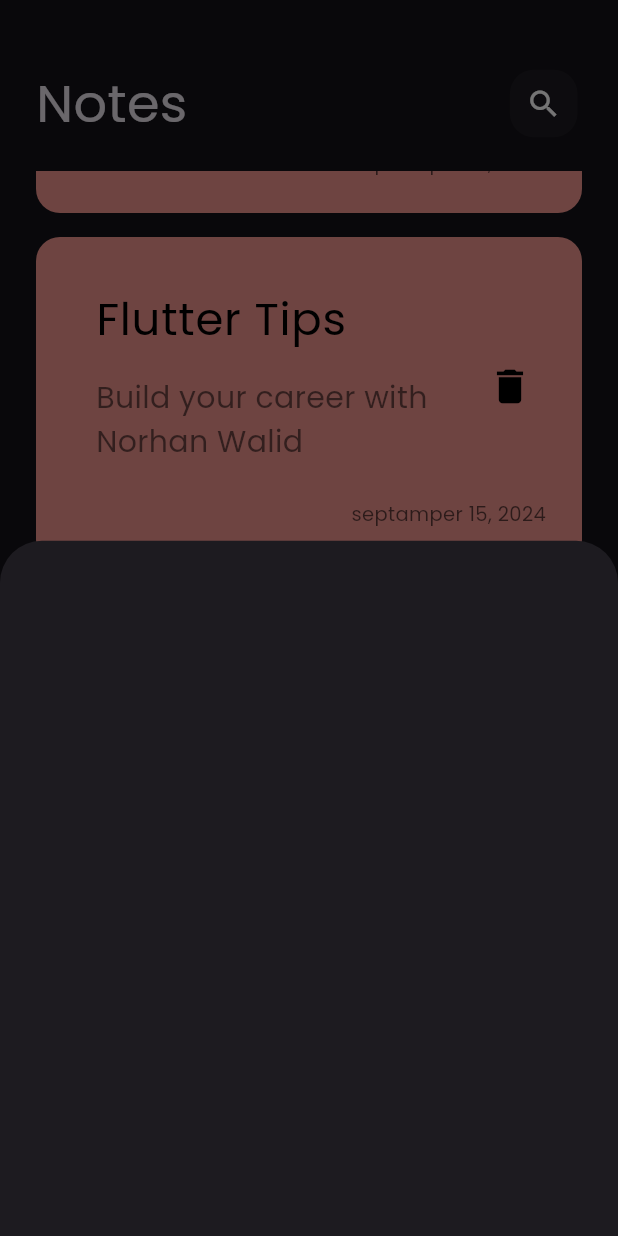
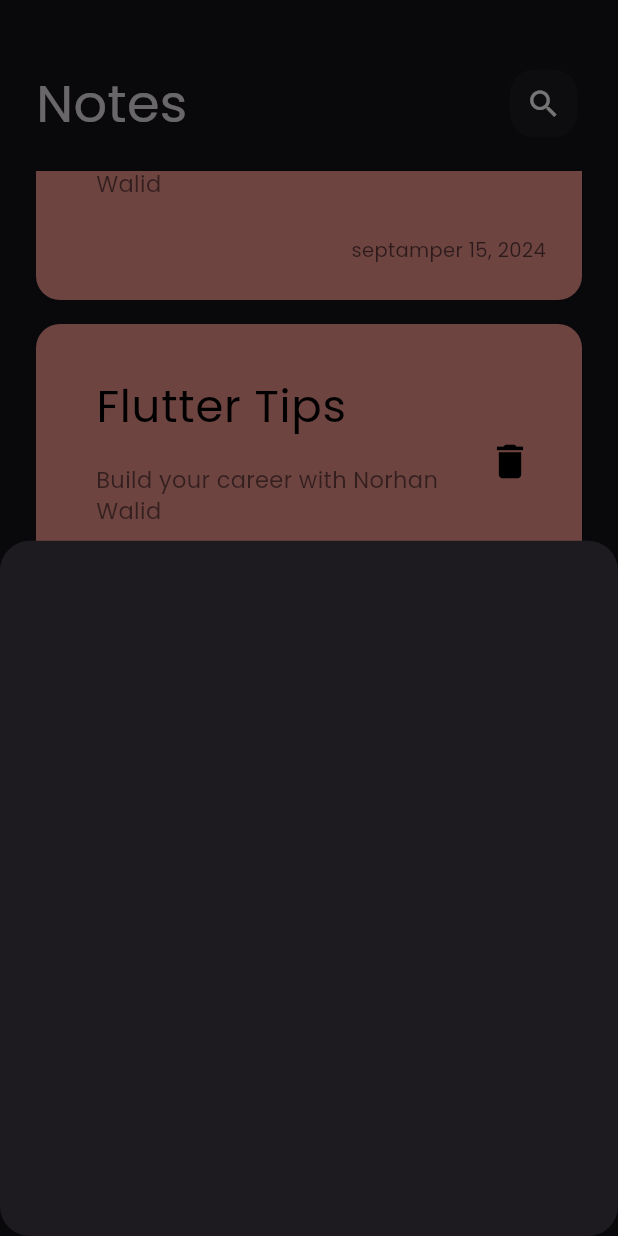
Before and after one commit to NorhanWalid2/note_app, a Flutter app: the screen it shows after launch, scrolled down 2304 dp, after a tap on the "add" icon, on a phone screen of 412 x 824 dp. Run offline on Flutter 3.47's test engine with Material 3 defaults, Android fonts, the phone set to English and light mode, and no system bars.

Commit message:
add border radius to buttom sheet

```diff
--- a/lib/pages/home_page.dart
+++ b/lib/pages/home_page.dart
@@ -13,10 +13,17 @@ class HomePage extends StatelessWidget {
       floatingActionButton: FloatingActionButton(
         onPressed: () {
           showModalBottomSheet(
-              context: context,
-              builder: (context) {
-                return AddNoteButtomSheet();
-              });
+            context: context,
+            builder: (context) {
+              return AddNoteButtomSheet();
+            },
+            shape: RoundedRectangleBorder(
+              borderRadius: BorderRadius.vertical(
+                top: Radius.circular(20),
+                bottom: Radius.circular(20),
+              ),
+            ),
+          );
         },
         child: Icon(Icons.add),
         shape: CircleBorder(),
--- a/lib/pages/widgets/note_card.dart
+++ b/lib/pages/widgets/note_card.dart
@@ -23,7 +23,7 @@ class NoteCard extends StatelessWidget {
               padding: const EdgeInsets.only(top: 16.0, bottom: 16),
               child: Text(
                 'Build your career with Norhan Walid',
-                style: TextStyle(fontSize: 20, color: Colors.black54),
+                style: TextStyle(fontSize: 15, color: Colors.black54),
               ),
             ),
             trailing: IconButton(
```
